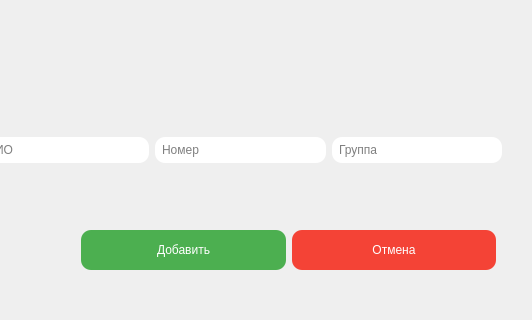
First picture: the form in Client/Client/add_window.ui, repository Nurzamat123/Diplomka, before the edit; both pictures show x 218 to 750 and y 0 to 320 of the 750 by 658 pixel window.
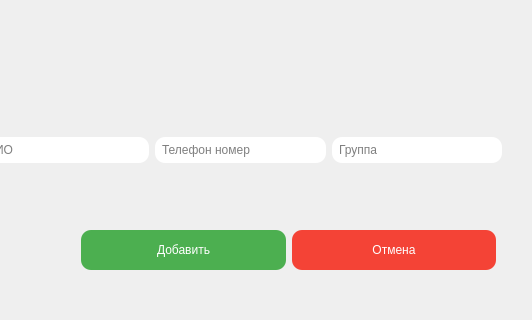
Second picture: the form after the edit. Icons and pictures are not drawn.

```diff
--- a/Client/Client/add_window.ui
+++ b/Client/Client/add_window.ui
@@ -124,7 +124,7 @@
        <string/>
       </property>
       <property name="placeholderText">
-       <string>Номер</string>
+       <string>Телефон номер</string>
       </property>
      </widget>
     </item>
```
